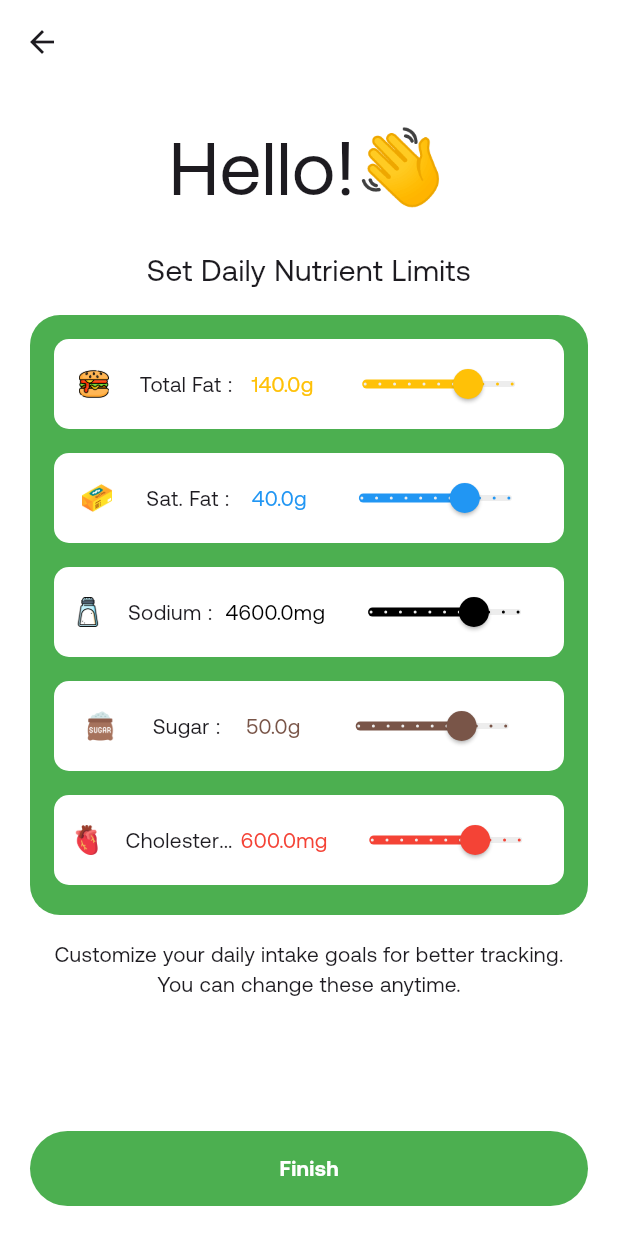
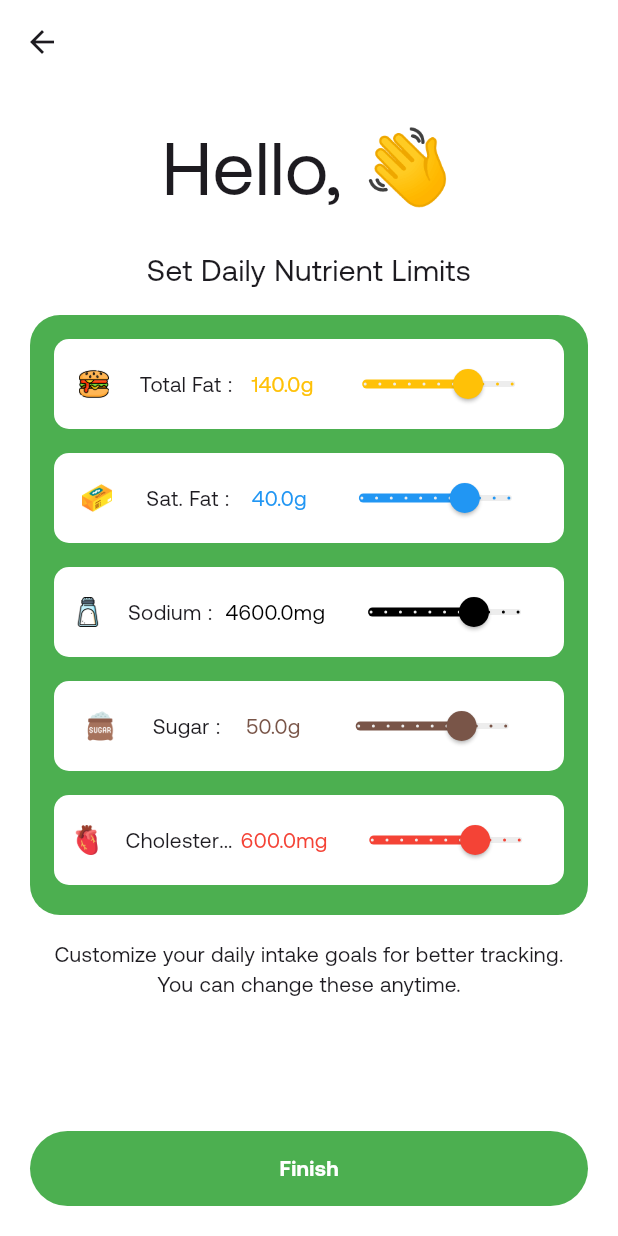
Before and after one commit to KojoBoakyeJnr/ChowChek, a Flutter app: the SetNutrientGoal screen opened by its route, on a phone screen of 412 x 824 dp. Run offline on Flutter 3.47's test engine with Material 3 defaults, Android fonts, the phone set to English and light mode, and no system bars; our stand-ins replace firebase_auth, firebase_core, flutter_dotenv, shared_preferences; accounts and stored records are empty.

Commit message:
layout refac

```diff
--- a/lib/utils/app_strings.dart
+++ b/lib/utils/app_strings.dart
@@ -71,7 +71,7 @@ class AppStrings {
   static const String nutrientLimitKey = "nutrientLimits";
   static const String usernameKey = "userName";
   static const String usernameHintText = "Nickname";
-  static const String hello = "Hello!👋";
+  static const String hello = "Hello";
   static const String mealNumberKey = "mealNumber";
   static const String todayLabel = "Today";
   static const String savedLabel = "Saved";
--- a/lib/views/auth/auth_page_login.dart
+++ b/lib/views/auth/auth_page_login.dart
@@ -67,6 +67,7 @@ class _AuthPageLoginState extends State<AuthPageLogin> {
                       AppStrings.login,
                       style: TextStyle(
                         fontSize: 20,
+                        color: AppColors.deepGreen,
                         fontWeight: FontWeight.bold,
                       ),
                     ),
--- a/lib/views/auth/auth_page_signup.dart
+++ b/lib/views/auth/auth_page_signup.dart
@@ -56,6 +56,7 @@ class _AuthPageSignupState extends State<AuthPageSignup> {
                     AppStrings.signUp,
                     style: const TextStyle(
                       fontSize: 20,
+                      color: AppColors.deepGreen,
                       fontWeight: FontWeight.bold,
                     ),
                   ),
--- a/lib/views/onboarding/set_nutrient_goal.dart
+++ b/lib/views/onboarding/set_nutrient_goal.dart
@@ -71,7 +71,7 @@ class _SetNutrientGoalState extends State<SetNutrientGoal> {
                                     child: Text(
                                       overflow: TextOverflow.ellipsis,
                                       textAlign: TextAlign.center,
-                                      "${AppStrings.hello}  ${model.userName}",
+                                      "${AppStrings.hello}, ${model.userName}👋",
                                       style: TextStyle(fontSize: 50),
                                     ),
                                   ),
```
Also changed, not shown: lib/views/components/nutrient_result_container.dart (+8 -2 lines).
